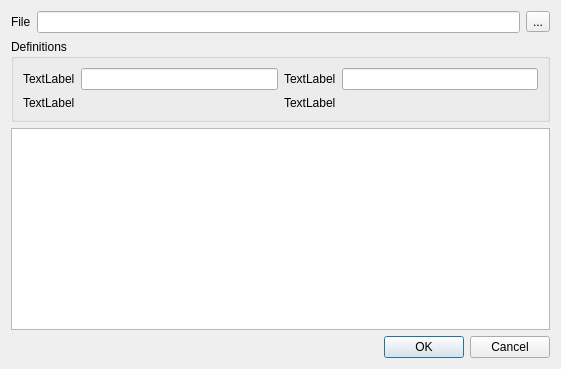
Before: the Qt Designer form dominioSeguro-Importer/dlgimportcsv.ui in diegowald/dominioSeguro, drawn with Qt 5.
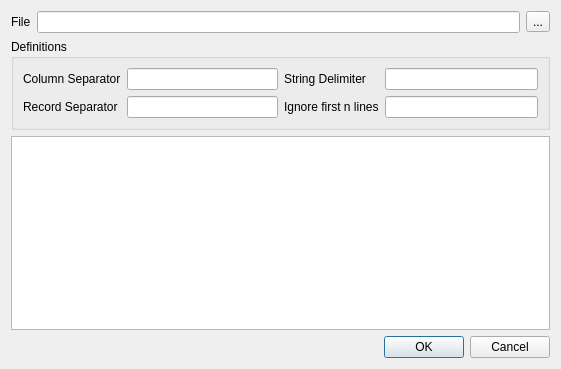
After: the same form once the commit is applied.

```diff
--- a/dominioSeguro-Importer/dlgimportcsv.ui
+++ b/dominioSeguro-Importer/dlgimportcsv.ui
@@ -50,7 +50,7 @@
         <item row="0" column="0">
          <widget class="QLabel" name="label_2">
           <property name="text">
-           <string>TextLabel</string>
+           <string>Column Separator</string>
           </property>
          </widget>
         </item>
@@ -60,10 +60,13 @@
         <item row="1" column="0">
          <widget class="QLabel" name="label_4">
           <property name="text">
-           <string>TextLabel</string>
+           <string>Record Separator</string>
           </property>
          </widget>
         </item>
+        <item row="1" column="1">
+         <widget class="QLineEdit" name="lineEdit_4"/>
+        </item>
        </layout>
       </item>
       <item>
@@ -71,7 +74,7 @@
         <item row="0" column="0">
          <widget class="QLabel" name="label_3">
           <property name="text">
-           <string>TextLabel</string>
+           <string>String Delimiter</string>
           </property>
          </widget>
         </item>
@@ -81,10 +84,13 @@
         <item row="1" column="0">
          <widget class="QLabel" name="label_5">
           <property name="text">
-           <string>TextLabel</string>
+           <string>Ignore first n lines</string>
           </property>
          </widget>
         </item>
+        <item row="1" column="1">
+         <widget class="QLineEdit" name="lineEdit_5"/>
+        </item>
        </layout>
       </item>
      </layout>
```
